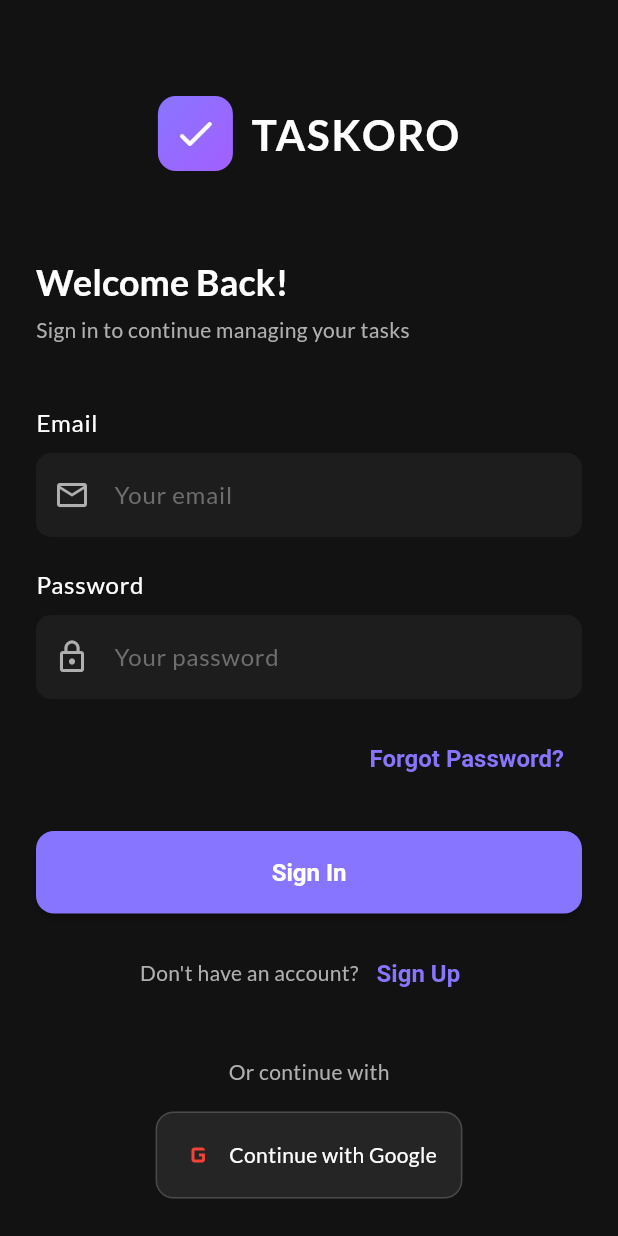
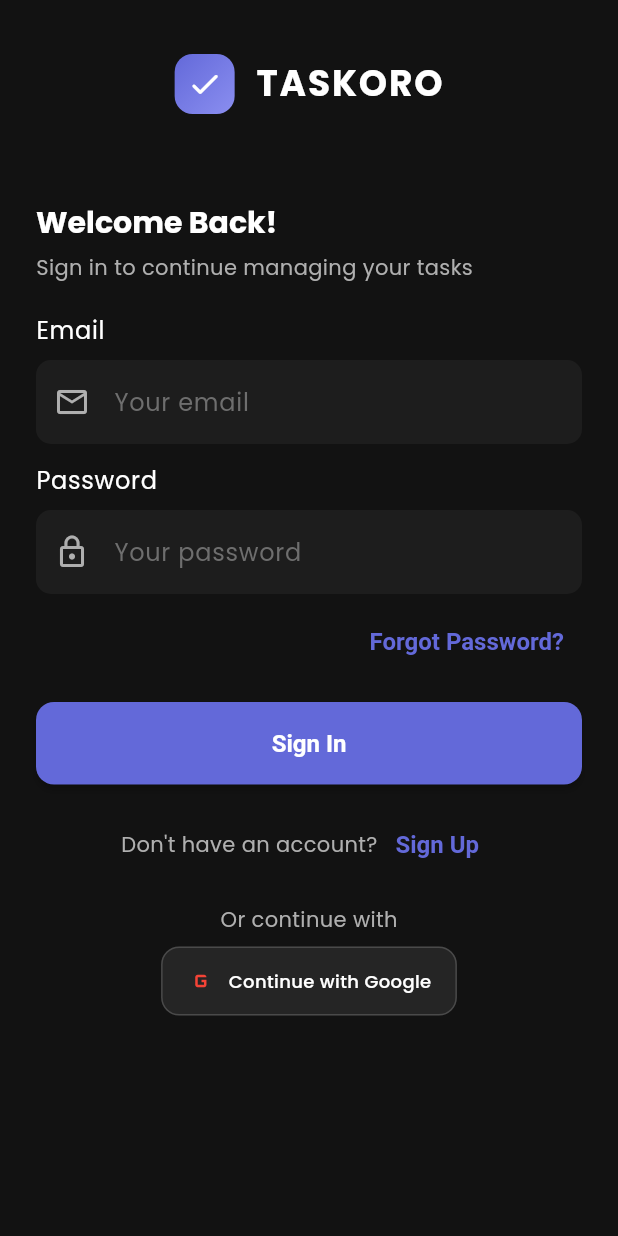
Before and after one commit to SdAm1n/taskoro, a Flutter app: the screen it shows after launch, on a phone screen of 412 x 824 dp. Run offline on Flutter 3.47's test engine with Material 3 defaults, Android fonts, the phone set to English and light mode, and no system bars; our stand-ins replace flutter_slidable, google_fonts, shared_preferences, table_calendar.

Commit message:
changed fonts, primary color, signin, signup pages and some functionalities

```diff
--- a/lib/main.dart
+++ b/lib/main.dart
@@ -8,6 +8,7 @@
 import 'services/task_provider.dart';
 import 'services/theme_provider.dart';
 import 'theme/app_theme.dart';
+import 'utils/custom_page_route.dart';
 import 'package:flutter/services.dart';
 
 void main() {
@@ -56,6 +57,10 @@
                 themeProvider.isDarkMode
                     ? AppTheme.darkTheme
                     : AppTheme.lightTheme,
+            // Use a custom page route to prevent automatic back button
+            builder: (context, child) {
+              return child!; // Return without any modifications
+            },
             initialRoute: '/splash',
             routes: {
               '/splash': (context) => const SplashScreen(),
@@ -64,11 +69,13 @@
               '/add_task': (context) => const AddEditTaskScreen(),
             },
             onGenerateRoute: (settings) {
+              // Special case for task detail
               if (settings.name == '/task_detail') {
                 final args = settings.arguments as Map<String, dynamic>;
-                return MaterialPageRoute(
+                return NoBackButtonPageRoute(
                   builder:
                       (context) => TaskDetailScreen(taskId: args['taskId']),
+                  fullscreenDialog: true,
                 );
               }
               return null;
--- a/lib/screens/analytics_screen.dart
+++ b/lib/screens/analytics_screen.dart
@@ -35,7 +35,7 @@
           isDarkMode
               ? AppTheme.darkBackgroundColor
               : AppTheme.lightBackgroundColor,
-      appBar: CustomAppBar(title: 'Analytics', showBackButton: false),
+      appBar: CustomAppBar(title: 'Analytics'),
       body: SingleChildScrollView(
         padding: const EdgeInsets.all(16.0),
         child: Column(
--- a/lib/screens/calendar_screen.dart
+++ b/lib/screens/calendar_screen.dart
@@ -51,7 +51,7 @@
           isDarkMode
               ? AppTheme.darkBackgroundColor
               : AppTheme.lightBackgroundColor,
-      appBar: CustomAppBar(title: 'Calendar', showBackButton: false),
+      appBar: CustomAppBar(title: 'Calendar'),
       body: Column(
         children: [
           Container(
--- a/lib/screens/task_detail_screen.dart
+++ b/lib/screens/task_detail_screen.dart
@@ -7,6 +7,7 @@
 import '../widgets/custom_app_bar.dart';
 import '../widgets/custom_button.dart';
 import '../widgets/task_priority_badge.dart';
+import '../utils/custom_page_route.dart';
 import 'add_edit_task_screen.dart';
 
 class TaskDetailScreen extends StatelessWidget {
@@ -33,8 +34,9 @@
             onPressed: () {
               Navigator.push(
                 context,
-                MaterialPageRoute(
+                NoBackButtonPageRoute(
                   builder: (context) => AddEditTaskScreen(task: task),
+                  fullscreenDialog: true,
                 ),
               );
             },
--- a/lib/screens/welcome_screen.dart
+++ b/lib/screens/welcome_screen.dart
@@ -44,19 +44,21 @@
       body: SafeArea(
         child: SingleChildScrollView(
           child: Padding(
-            padding: const EdgeInsets.all(24.0),
+            padding: const EdgeInsets.symmetric(
+              horizontal: 24.0,
+              vertical: 16.0,
+            ),
             child: Column(
               crossAxisAlignment: CrossAxisAlignment.start,
               children: [
-                const SizedBox(height: 40),
-
+                const SizedBox(height: 20), // Reduced from 40
                 // App logo and name
                 Row(
                   mainAxisAlignment: MainAxisAlignment.center,
                   children: [
                     Container(
-                      width: 50,
-                      height: 50,
+                      width: 40, // Reduced from 50
+                      height: 40, // Reduced from 50
                       decoration: BoxDecoration(
                         gradient: AppTheme.primaryGradient,
                         borderRadius: BorderRadius.circular(12),
@@ -64,26 +66,34 @@
                       child: const Icon(
                         Icons.check_rounded,
                         color: Colors.white,
-                        size: 30,
+                        size: 24, // Reduced from 30
                       ),
                     ),
-                    const SizedBox(width: 12),
-                    Text(
-                      'TASKORO',
-                      style: Theme.of(context).textTheme.displayLarge?.copyWith(
-                        fontWeight: FontWeight.bold,
-                        letterSpacing: 1.2,
+                    const SizedBox(width: 14), // Reduced from 12
+                    Flexible(
+                      child: FittedBox(
+                        fit: BoxFit.scaleDown,
+                        child: Text(
+                          'TASKORO',
+                          style: Theme.of(
+                            context,
+                          ).textTheme.displayMedium?.copyWith(
+                            fontWeight: FontWeight.bold,
+                            letterSpacing: 1.2,
+                            fontSize: 24, // Reduced font size
+                          ),
+                        ),
                       ),
                     ),
                   ],
                 ),
 
-                const SizedBox(height: 60),
-
+                const SizedBox(height: 60), // Reduced from 60
                 // Welcome text
                 Text(
                   _isLogin ? 'Welcome Back!' : 'Create Account',
-                  style: Theme.of(context).textTheme.displayMedium?.copyWith(
+                  style: Theme.of(context).textTheme.displaySmall?.copyWith(
+                    // Changed from displayMedium to displaySmall
                     fontWeight: FontWeight.bold,
                   ),
                 ),
@@ -97,8 +107,7 @@
                   style: Theme.of(context).textTheme.bodyMedium,
                 ),
 
-                const SizedBox(height: 40),
-
+                const SizedBox(height: 20), // Reduced from 40
                 // Form
                 Form(
                   key: _formKey,
@@ -122,7 +131,7 @@
                             return null;
                           },
                         ),
-                        const SizedBox(height: 20),
+                        const SizedBox(height: 12), // Reduced from 20
                       ],
 
                       Text(
@@ -148,7 +157,7 @@
                         },
                       ),
 
-                      const SizedBox(height: 20),
+                      const SizedBox(height: 12), // Reduced from 20
 
                       Text(
                         'Password',
@@ -171,7 +180,7 @@
                         },
                       ),
 
-                      const SizedBox(height: 16),
+                      const SizedBox(height: 8), // Reduced from 16
 
                       if (_isLogin)
                         Align(
@@ -187,8 +196,7 @@
                   ),
                 ),
 
-                const SizedBox(height: 24),
-
+                const SizedBox(height: 16), // Reduced from 24
                 // Submit button
                 CustomButton(
                   text: _isLogin ? 'Sign In' : 'Sign Up',
@@ -219,8 +227,7 @@
                   ],
                 ),
 
-                const SizedBox(height: 32),
-
+                const SizedBox(height: 16), // Reduced from 32
                 // Social login options
                 Column(
                   children: [
@@ -230,7 +237,7 @@
                         style: Theme.of(context).textTheme.bodyMedium,
                       ),
                     ),
-                    const SizedBox(height: 16),
+                    const SizedBox(height: 8), // Reduced from 16
                     Row(
                       mainAxisAlignment: MainAxisAlignment.center,
                       children: [
@@ -261,7 +268,10 @@
         );
       },
       child: Container(
-        padding: const EdgeInsets.all(16),
+        padding: const EdgeInsets.symmetric(
+          horizontal: 16,
+          vertical: 12,
+        ), // Reduced vertical padding
         decoration: BoxDecoration(
           color: Theme.of(context).cardColor,
           borderRadius: BorderRadius.circular(12),
@@ -270,12 +280,12 @@
         child: Row(
           mainAxisSize: MainAxisSize.min,
           children: [
-            Icon(icon, color: Colors.red, size: 24),
+            Icon(icon, color: Colors.red, size: 20), // Reduced from size 24
             const SizedBox(width: 8),
             Text(
               'Continue with Google',
               style: TextStyle(
-                fontSize: 14,
+                fontSize: 12, // Reduced from 14
                 fontWeight: FontWeight.w500,
                 color: Theme.of(context).textTheme.bodyLarge?.color,
               ),
--- a/lib/theme/app_theme.dart
+++ b/lib/theme/app_theme.dart
@@ -3,7 +3,7 @@
 
 class AppTheme {
   // Shared colors
-  static const Color primaryColor = Color(0xFF8875FF); // Purple
+  static const Color primaryColor = Color(0xFF6369D9); // Blue-purple
 
   // Dark theme colors
   static const Color darkBackgroundColor = Color(0xFF121212); // Dark background
@@ -35,7 +35,7 @@
 
   // Gradients
   static const LinearGradient primaryGradient = LinearGradient(
-    colors: [Color(0xFF8875FF), Color(0xFFA35FFF)],
+    colors: [Color(0xFF6369D9), Color(0xFF8A8EF0)],
     begin: Alignment.topLeft,
     end: Alignment.bottomRight,
   );
@@ -61,7 +61,7 @@
         selectedItemColor: primaryColor,
         unselectedItemColor: darkSecondaryTextColor,
       ),
-      textTheme: GoogleFonts.latoTextTheme(
+      textTheme: GoogleFonts.poppinsTextTheme(
         const TextTheme(
           displayLarge: TextStyle(
             color: darkPrimaryTextColor,
@@ -99,18 +99,18 @@
         primary: primaryColor,
         secondary: primaryColor,
         surface: darkSurfaceColor,
-        background: darkBackgroundColor,
+        // background: darkBackgroundColor,
         error: accentRed,
         onPrimary: darkPrimaryTextColor,
         onSecondary: darkPrimaryTextColor,
         onSurface: darkPrimaryTextColor,
-        onBackground: darkPrimaryTextColor,
+        // onBackground: darkPrimaryTextColor,
         onError: darkPrimaryTextColor,
         brightness: Brightness.dark,
       ),
       checkboxTheme: CheckboxThemeData(
-        fillColor: MaterialStateProperty.resolveWith((states) {
-          if (states.contains(MaterialState.selected)) {
+        fillColor: WidgetStateProperty.resolveWith((states) {
+          if (states.contains(WidgetState.selected)) {
             return primaryColor;
           }
           return Colors.transparent;
@@ -176,7 +176,7 @@
         selectedItemColor: primaryColor,
         unselectedItemColor: lightSecondaryTextColor,
       ),
-      textTheme: GoogleFonts.latoTextTheme(
+      textTheme: GoogleFonts.poppinsTextTheme(
         const TextTheme(
           displayLarge: TextStyle(
             color: lightPrimaryTextColor,
--- /dev/null
+++ b/lib/utils/custom_page_route.dart
@@ -0,0 +1,28 @@
+import 'package:flutter/material.dart';
+
+class NoBackButtonPageRoute<T> extends MaterialPageRoute<T> {
+  NoBackButtonPageRoute({
+    required WidgetBuilder builder,
+    RouteSettings? settings,
+    bool maintainState = true,
+    bool fullscreenDialog = false,
+  }) : super(
+         builder: builder,
+         settings: settings,
+         maintainState: maintainState,
+         fullscreenDialog: fullscreenDialog,
+       );
+
+  @override
+  Widget buildTransitions(
+    BuildContext context,
+    Animation<double> animation,
+    Animation<double> secondaryAnimation,
+    Widget child,
+  ) {
+    return child;
+  }
+
+  @override
+  bool get canPop => false;
+}
```
Also changed, not shown: lib/screens/main_screen.dart (+7 -2 lines), lib/screens/settings_screen.dart (+10 -2 lines), lib/utils/no_back_widget.dart (added, +17 -0 lines), lib/widgets/custom_app_bar.dart (+1 -10 lines), 1 other file.
